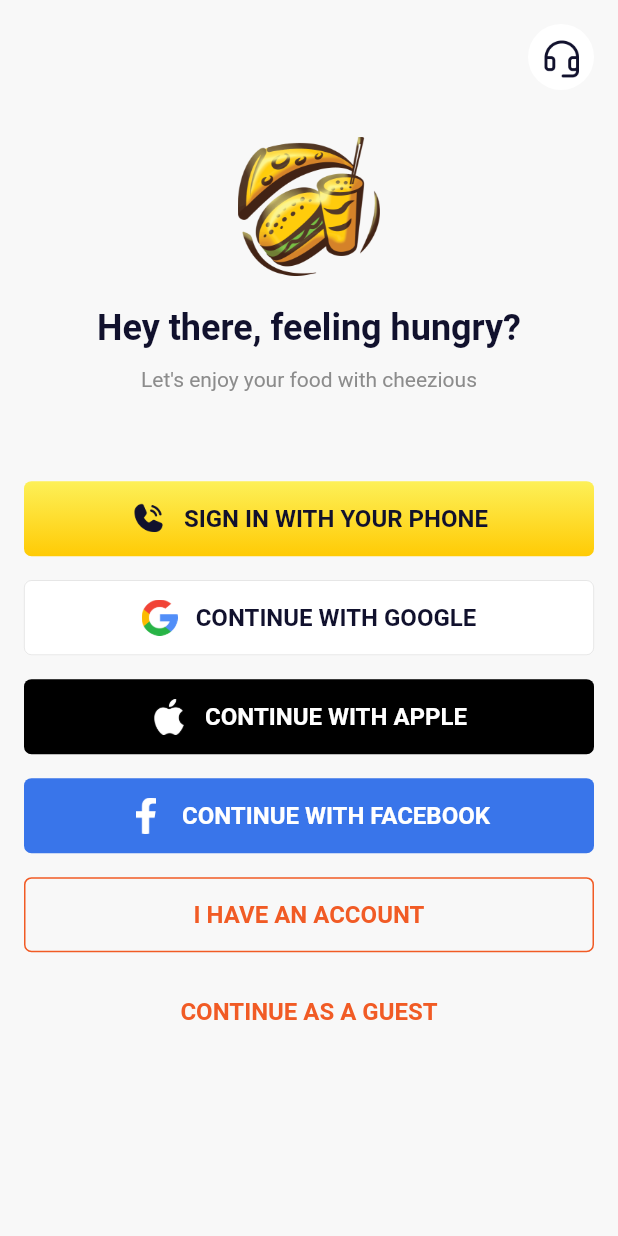
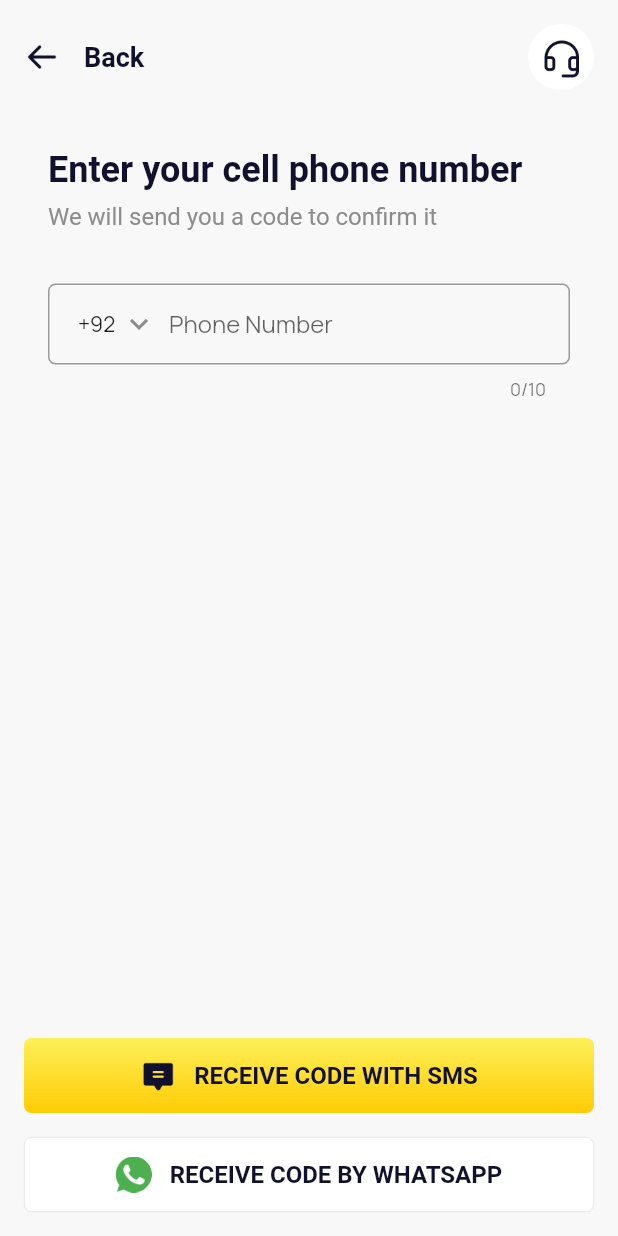
Before and after one commit to abdulbasit4726/Cheezious-Flutter, a Flutter app: the SigninScreen screen opened by its route, after a tap on "SIGN IN WITH YOUR PHONE", on a phone screen of 412 x 824 dp. Run offline on Flutter 3.47's test engine with Material 2 defaults, Android fonts, the phone set to English and light mode, and no system bars; drawn by our look-alikes of intl_phone_field; our stand-ins replace carousel_slider, dots_indicator; generated files the repository leaves out were written again; Roboto replaces fonts that are missing (Manrope-Bold, Manrope-ExtraBold, Manrope-Regular).

Commit message:
phone number ui done

```diff
--- a/lib/l10n/app_en.arb
+++ b/lib/l10n/app_en.arb
@@ -8,6 +8,10 @@
     "apple": "Continue with apple",
     "facebook": "Continue with facebook",
     "have_account": "I have an account",
-    "guest": "Continue as a guest"
+    "guest": "Continue as a guest",
 
+    "phone_number": "Enter your cell phone number",
+    "send_code_message" : "We will send you a code to confirm it",
+    "receive_code_sms": "Receive code with sms",
+    "receive_code_whatsapp": "Receive code by whatsapp"
 }
--- a/lib/main.dart
+++ b/lib/main.dart
@@ -26,17 +26,11 @@
       theme: ThemeData(
         scaffoldBackgroundColor: CustomColors.scaffoldBackground,
         fontFamily: "Manrope",
-        // appBarTheme: const AppBarTheme(
-        //   systemOverlayStyle: SystemUiOverlayStyle(
-        //     statusBarColor: Colors.white,
-        //     statusBarIconBrightness: Brightness.dark, // for android
-        //     statusBarBrightness: Brightness.dark, // for ios
-        //   ),
-        // ),
       ),
       home: WelcomeScreen(),
       routes: {
         SigninScreen.routeName: (ctx) => SigninScreen(),
+        PhoneNumberScreen.routeName: (ctx) => PhoneNumberScreen(),
       },
     );
   }
--- /dev/null
+++ b/lib/screens/PhoneNumber/phone_number_screen.dart
@@ -0,0 +1,125 @@
+import 'package:flutter/material.dart';
+import 'package:flutter_gen/gen_l10n/app_localizations.dart';
+import 'package:intl_phone_field/intl_phone_field.dart';
+
+import '/widgets/widgets.dart';
+import '/utils/constants/constants.dart';
+
+class PhoneNumberScreen extends StatelessWidget {
+  static const routeName = "/PhoneNumberScreen";
+  final TextEditingController _nameController = TextEditingController();
+
+  Widget phoneNumberField() {
+    return IntlPhoneField(
+      initialCountryCode: 'PK',
+      cursorColor: CustomColors.secondary,
+      dropdownIcon: const Icon(
+        Icons.keyboard_arrow_down_sharp,
+        color: CustomColors.lightText,
+      ),
+      flagsButtonPadding: const EdgeInsets.only(left: 16),
+      showCountryFlag: false,
+      dropdownIconPosition: IconPosition.trailing,
+      decoration: InputDecoration(
+        contentPadding: const EdgeInsets.fromLTRB(16, 16, 16, 16),
+        hintText: 'Phone Number',
+        border: OutlineInputBorder(
+          borderRadius: BorderRadius.circular(5),
+          borderSide: const BorderSide(
+            color: CustomColors.lightText,
+          ),
+        ),
+        focusedBorder: OutlineInputBorder(
+          borderRadius: BorderRadius.circular(5),
+          borderSide: const BorderSide(
+            color: CustomColors.secondary,
+          ),
+        ),
+      ),
+    );
+  }
+
+  @override
+  Widget build(BuildContext context) {
+    var screenSize = MediaQuery.of(context).size;
+
+    return GestureDetector(
+      onTap: FocusScope.of(context).unfocus,
+      child: Scaffold(
+        resizeToAvoidBottomInset: false,
+        body: SafeArea(
+          child: Container(
+            height: screenSize.height,
+            padding: const EdgeInsets.all(AppSpacing.large),
+            child: Column(
+              children: [
+                CustomAppBar(
+                  title: "Back",
+                  rightActions: CustomIcon(
+                    icon: ImageNames.headset,
+                    iconSize: 28.0,
+                    onPress: () {
+                      print("Headset");
+                    },
+                  ),
+                ),
+                Padding(
+                  padding: const EdgeInsets.all(AppSpacing.large),
+                  child: Column(
+                    crossAxisAlignment: CrossAxisAlignment.start,
+                    children: [
+                      Text(
+                        AppLocalizations.of(context)?.phone_number ?? '',
+                        style: AppTextStyles.largeTitle,
+                      ),
+                      Padding(
+                        padding: const EdgeInsets.only(top: AppSpacing.small),
+                        child: Text(
+                          AppLocalizations.of(context)?.send_code_message ?? '',
+                          style: AppTextStyles.regularTextLight,
+                        ),
+                      ),
+                      const SizedBox(height: 35),
+                      phoneNumberField(),
+                    ],
+                  ),
+                ),
+                Spacer(),
+                CustomButton(
+                  leftIcon: ImageNames.chat,
+                  onPress: () {},
+                  title: AppLocalizations.of(context)
+                          ?.receive_code_sms
+                          .toUpperCase() ??
+                      '',
+                ),
+                SizedBox(height: AppSpacing.large),
+                CustomButton(
+                  leftIcon: ImageNames.whatsapp,
+                  style: ElevatedButton.styleFrom(
+                    backgroundColor: Colors.white,
+                    elevation: 0,
+                    shape: RoundedRectangleBorder(
+                      side: const BorderSide(
+                        color: Colors.black12,
+                        width: 0.5,
+                      ),
+                      borderRadius: BorderRadius.circular(5),
+                    ),
+                  ),
+                  onPress: () {
+                    print('Google');
+                  },
+                  title: AppLocalizations.of(context)
+                          ?.receive_code_whatsapp
+                          .toUpperCase() ??
+                      '',
+                ),
+              ],
+            ),
+          ),
+        ),
+      ),
+    );
+  }
+}
--- a/lib/screens/screens.dart
+++ b/lib/screens/screens.dart
@@ -1,2 +1,3 @@
-export './welcome/welcome_screen.dart';
-export './signin/signin_screen.dart';
+export 'Welcome/welcome_screen.dart';
+export 'SignIn/signin_screen.dart';
+export 'PhoneNumber/phone_number_screen.dart';
--- a/lib/screens/signin/signin_screen.dart
+++ b/lib/screens/signin/signin_screen.dart
@@ -1,44 +1,12 @@
 import 'package:flutter/material.dart';
 import 'package:flutter_gen/gen_l10n/app_localizations.dart';
-import 'package:intl_phone_field/intl_phone_field.dart';
 
 import '/widgets/widgets.dart';
 import '/utils/constants/constants.dart';
+import '/screens/screens.dart';
 
 class SigninScreen extends StatelessWidget {
   static const routeName = '/SigninScreen';
-  final _formKey = GlobalKey<FormState>();
-  final TextEditingController _nameController = TextEditingController();
-
-  // Widget phoneNumberField() {
-  //   return IntlPhoneField(
-  //     initialCountryCode: 'PK',
-  //     cursorColor: CustomColors.secondary,
-  //     dropdownIcon: const Icon(
-  //       Icons.keyboard_arrow_down_sharp,
-  //       color: CustomColors.lightText,
-  //     ),
-  //     flagsButtonPadding: const EdgeInsets.only(left: 16),
-  //     showCountryFlag: false,
-  //     dropdownIconPosition: IconPosition.trailing,
-  //     decoration: InputDecoration(
-  //       contentPadding: const EdgeInsets.fromLTRB(16, 16, 16, 16),
-  //       hintText: 'Phone Number',
-  //       border: OutlineInputBorder(
-  //         borderRadius: BorderRadius.circular(5),
-  //         borderSide: const BorderSide(
-  //           color: CustomColors.lightText,
-  //         ),
-  //       ),
-  //       focusedBorder: OutlineInputBorder(
-  //         borderRadius: BorderRadius.circular(5),
-  //         borderSide: const BorderSide(
-  //           color: CustomColors.secondary,
-  //         ),
-  //       ),
-  //     ),
-  //   );
-  // }
 
   @override
   Widget build(BuildContext context) {
@@ -91,7 +59,8 @@
                   CustomButton(
                     leftIcon: ImageNames.phoneBlack,
                     onPress: () {
-                      print("Sign in ");
+                      Navigator.of(context)
+                          .pushNamed(PhoneNumberScreen.routeName);
                     },
                     title: AppLocalizations.of(context)
                             ?.signin_with_phone
@@ -190,6 +159,7 @@
                       style: AppTextStyles.secondaryButtonStyle,
                     ),
                   ),
+                  const SizedBox(height: AppSpacing.large),
                 ],
               ),
             ),
--- a/lib/screens/welcome/widgets/welcome_widget.dart
+++ b/lib/screens/welcome/widgets/welcome_widget.dart
@@ -4,7 +4,7 @@
 import 'package:dots_indicator/dots_indicator.dart';
 
 import '/utils/constants/constants.dart';
-import '/screens/signin/signin_screen.dart';
+import '../../SignIn/signin_screen.dart';
 import '/widgets/widgets.dart';
 
 class WelcomeWidget extends StatefulWidget {
--- a/lib/utils/constants/app_theme.dart
+++ b/lib/utils/constants/app_theme.dart
@@ -23,7 +23,7 @@
 class AppTextStyles {
   static const regularTextLight = TextStyle(
     fontFamily: AppFonts.regular,
-    fontSize: 14,
+    fontSize: 16,
     fontWeight: FontWeight.w400,
     color: CustomColors.lightText,
   );
--- a/lib/utils/constants/image_names.dart
+++ b/lib/utils/constants/image_names.dart
@@ -11,4 +11,6 @@
   static const String facebook = "assets/images/facebook.png";
   static const String google = "assets/images/google.png";
   static const String phoneBlack = "assets/images/phone-black.png";
+  static const String chat = "assets/images/chat.png";
+  static const String whatsapp = "assets/images/whatsapp.png";
 }
--- a/lib/widgets/custom_appbar.dart
+++ b/lib/widgets/custom_appbar.dart
@@ -18,9 +18,7 @@
 
   @override
   Widget build(BuildContext context) {
-    return Padding(
-      padding: const EdgeInsets.all(AppSpacing.large),
-      child: Column(
+    return Column(
       crossAxisAlignment: CrossAxisAlignment.start,
       children: [
         Row(
@@ -40,8 +38,7 @@
                 },
               ),
             Padding(
-                padding:
-                    const EdgeInsets.symmetric(horizontal: AppSpacing.large),
+              padding: const EdgeInsets.symmetric(horizontal: AppSpacing.large),
               child: Text(
                 title,
                 style: AppTextStyles.titleStyle,
@@ -54,15 +51,13 @@
         Padding(
           padding: EdgeInsets.only(
               top: AppSpacing.xSmall,
-                left:
-                    showLeftIcon ? (AppSpacing.large + 24) : AppSpacing.large),
+              left: showLeftIcon ? (AppSpacing.large + 24) : AppSpacing.large),
           child: Text(
             subtitle,
             style: AppTextStyles.regularTextLight,
           ),
         ),
       ],
-      ),
     );
   }
 }
```
Also changed, not shown: assets/images/chat.png (added), assets/images/whatsapp.png (added), lib/screens/signin/widgets/widgets.dart (deleted). Lines whose indentation alone changed are shown as unchanged.
